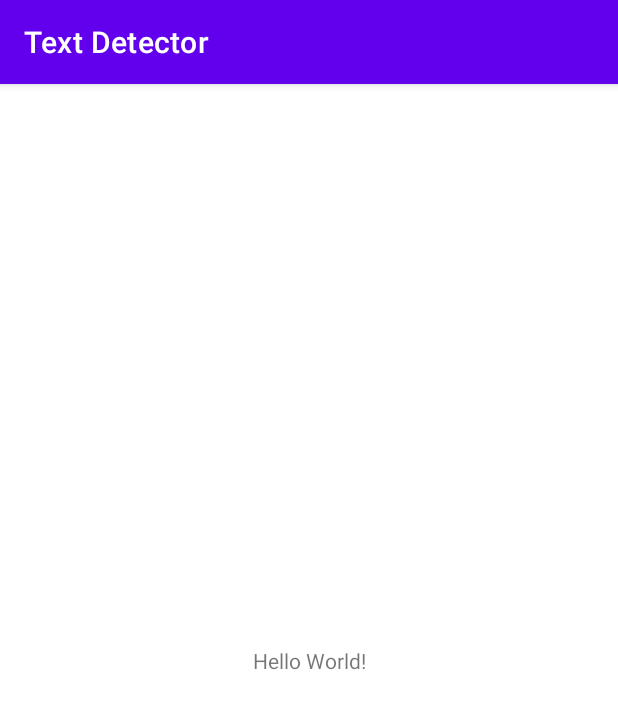
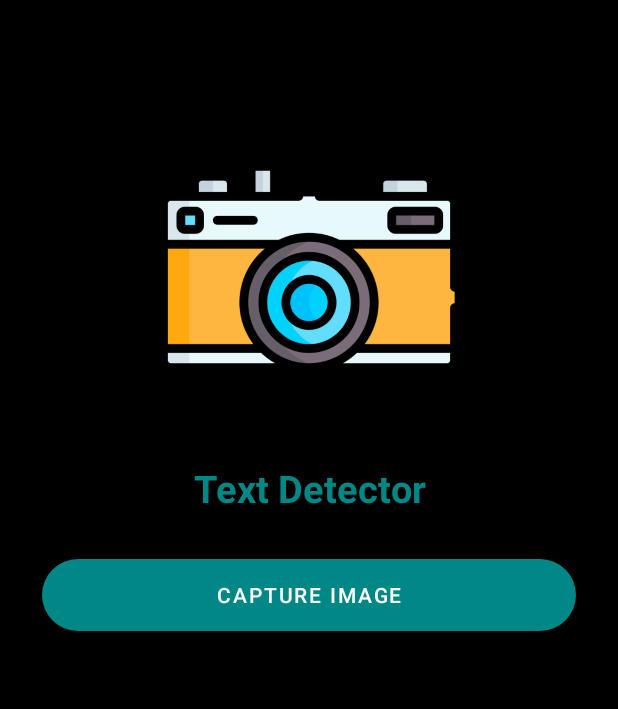
Before and after one commit to Aryan61905/Text-Detector, an Android app: the screen it shows after launch (MainActivity), on a phone screen of 412 x 824 dp. Shown: the top 709 px of the screen. Run offline under Robolectric (Android 15) with nearby library versions, the phone set to English and light mode, and no system bars.

Commit message:
Creating the landing page(XML File)

```diff
--- a/TextDetector/app/src/main/AndroidManifest.xml
+++ b/TextDetector/app/src/main/AndroidManifest.xml
@@ -1,12 +1,14 @@
 <?xml version="1.0" encoding="utf-8"?>
 <manifest xmlns:android="http://schemas.android.com/apk/res/android"
     package="com.example.textdetector">
+    <uses-permission android:name="android.permission.CAMERA"/>
+    <uses-permission android:name="android.permission.INTERNET"/>
 
     <application
         android:allowBackup="true"
-        android:icon="@mipmap/ic_launcher"
+        android:icon="@drawable/camera"
         android:label="@string/app_name"
-        android:roundIcon="@mipmap/ic_launcher_round"
+        android:roundIcon="@drawable/camera"
         android:supportsRtl="true"
         android:theme="@style/Theme.TextDetector">
         <activity
--- /dev/null
+++ b/TextDetector/app/src/main/res/drawable/button_back.xml
@@ -0,0 +1,5 @@
+<?xml version="1.0" encoding="utf-8"?>
+<shape android:shape="rectangle" xmlns:android="http://schemas.android.com/apk/res/android">
+<solid android:color="@color/teal_700"/>
+    <corners android:radius="25dp"/>
+</shape>
--- a/TextDetector/app/src/main/res/layout/activity_main.xml
+++ b/TextDetector/app/src/main/res/layout/activity_main.xml
@@ -1,18 +1,48 @@
 <?xml version="1.0" encoding="utf-8"?>
-<androidx.constraintlayout.widget.ConstraintLayout xmlns:android="http://schemas.android.com/apk/res/android"
+<RelativeLayout xmlns:android="http://schemas.android.com/apk/res/android"
     xmlns:app="http://schemas.android.com/apk/res-auto"
     xmlns:tools="http://schemas.android.com/tools"
     android:layout_width="match_parent"
     android:layout_height="match_parent"
+    android:background="@color/black"
     tools:context=".MainActivity">
 
+    <ImageView
+        android:layout_width="200dp"
+        android:layout_height="200dp"
+        android:layout_centerHorizontal="true"
+        android:src="@drawable/camera"
+        android:layout_marginTop="78dp"
+        android:id="@+id/idIVlogo"
+        />
     <TextView
-        android:layout_width="wrap_content"
+        android:layout_width="match_parent"
         android:layout_height="wrap_content"
-        android:text="Hello World!"
-        app:layout_constraintBottom_toBottomOf="parent"
-        app:layout_constraintLeft_toLeftOf="parent"
-        app:layout_constraintRight_toRightOf="parent"
-        app:layout_constraintTop_toTopOf="parent" />
+        android:layout_below="@+id/idIVlogo"
+        android:text="Text Detector"
+        android:textAlignment="center"
+        android:gravity="center"
+        android:layout_marginTop="30dp"
+        android:id="@+id/idTVHead"
+        android:layout_centerHorizontal="true"
+        android:textColor="@color/teal_700"
+        android:textStyle="bold"
+        android:textSize="25sp"
+        />
+    <Button
+        android:layout_width="match_parent"
+        android:layout_height="wrap_content"
+        android:layout_below="@+id/idTVHead"
+        android:layout_marginStart="28dp"
+        android:layout_marginEnd="28dp"
+        android:text="Capture Image"
+        android:id="@+id/idBtnCapture"
+        android:layout_marginTop="30dp"
+        android:background="@drawable/button_back"
+        app:backgroundTint="@color/teal_700"
+        />
 
-</androidx.constraintlayout.widget.ConstraintLayout>
+
+
+
+</RelativeLayout>
--- a/TextDetector/app/src/main/res/values/themes.xml
+++ b/TextDetector/app/src/main/res/values/themes.xml
@@ -1,6 +1,6 @@
 <resources xmlns:tools="http://schemas.android.com/tools">
     <!-- Base application theme. -->
-    <style name="Theme.TextDetector" parent="Theme.MaterialComponents.DayNight.DarkActionBar">
+    <style name="Theme.TextDetector" parent="Theme.MaterialComponents.DayNight.NoActionBar">
         <!-- Primary brand color. -->
         <item name="colorPrimary">@color/purple_500</item>
         <item name="colorPrimaryVariant">@color/purple_700</item>
```
Also changed, not shown: TextDetector/app/src/main/res/drawable/camera.png (added).
